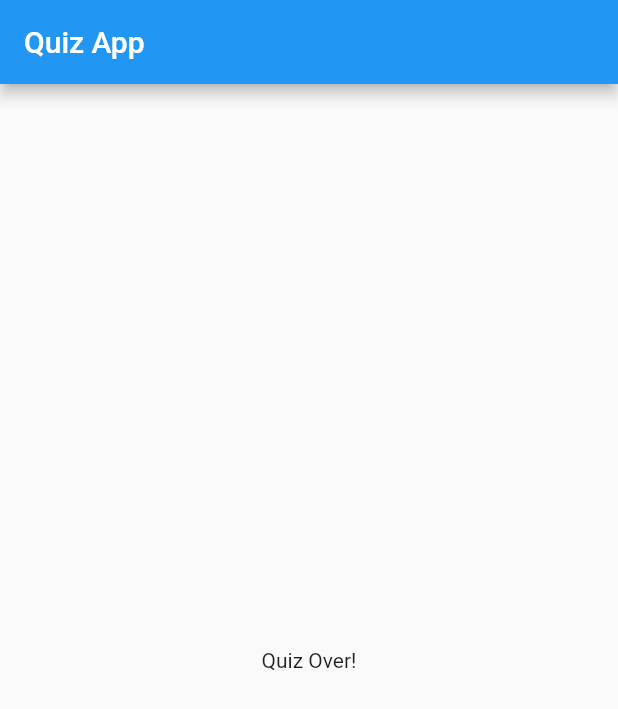
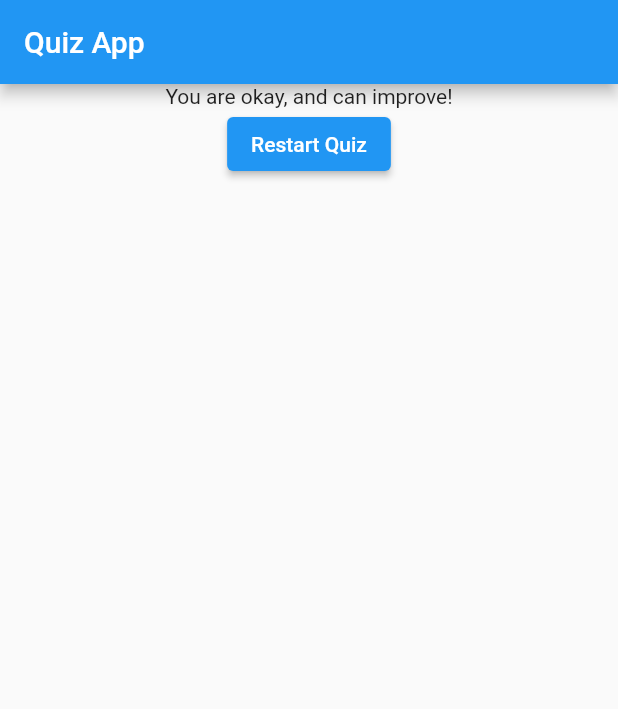
Before and after one commit to Nisschhal/flutter_basic_apps, a Flutter app: the screen it shows after launch, after a tap on "red", after a tap on "cricket", on a phone screen of 412 x 824 dp. Shown: the top 709 px of the screen. Run offline on Flutter 3.47's test engine with Material 2 defaults, Android fonts, the phone set to English and light mode, and no system bars.

Commit message:
quiz reset

```diff
--- a/flutter_learning/my_quiz/lib/main.dart
+++ b/flutter_learning/my_quiz/lib/main.dart
@@ -43,10 +43,17 @@ class _MyAppState extends State<MyApp> {
 
   // callback function to increment the questionIndex
   void _answerQuestion(int score) {
-    _totalScore += score;
-    setState(() => _questionIndex++);
+    _totalScore += score; // since it only displayes its a static state
+    setState(() =>
+        _questionIndex++); // based on the index value gets changes thus dynamic state
     print("Question index at !!");
     print(_questionIndex);
+  }
+
+  void _resetHandler() {
+    setState(() {
+      _questionIndex = 0;
+    });
   }
 
   @override
@@ -62,7 +69,7 @@ class _MyAppState extends State<MyApp> {
                 questions: _questions,
                 questionIndex: _questionIndex,
               )
-            : const Result(),
+            : Result(_resetHandler, _totalScore),
       ),
     );
   }
--- a/flutter_learning/my_quiz/lib/result.dart
+++ b/flutter_learning/my_quiz/lib/result.dart
@@ -1,10 +1,35 @@
 import 'package:flutter/material.dart';
 
 class Result extends StatelessWidget {
-  const Result({super.key});
+  final int totalScore;
+  final VoidCallback resetHandler;
+
+  const Result(this.resetHandler, this.totalScore, {super.key});
+
+  String get resultText {
+    String resultText;
+    if (totalScore <= 8) {
+      resultText = "You are bad, very bad!";
+    } else if (totalScore <= 16) {
+      resultText = "You are okay, and can improve!";
+    } else if (totalScore <= 20) {
+      resultText = "You are demon --__--!";
+    } else {
+      resultText = "Please try again!";
+    }
+    return resultText;
+  }
 
   @override
   Widget build(BuildContext context) {
-    return const Center(child: Text("Quiz Over!"));
+    return Center(
+      child: Column(
+        children: [
+          Text(resultText),
+          ElevatedButton(
+              onPressed: resetHandler, child: const Text("Restart Quiz"))
+        ],
+      ),
+    );
   }
 }
```
